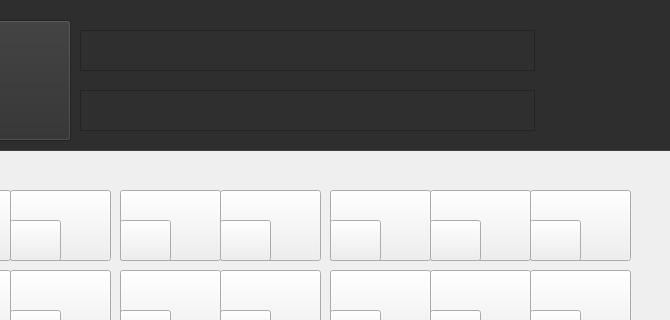
First picture: the form in ZombieVSPlants/zambiesgame.ui, repository parnianghaisari/Plants-vs.-Zombies-Game, before the edit; both pictures show x 770 to 1440 and y 0 to 320 of the 1440 by 742 pixel window.
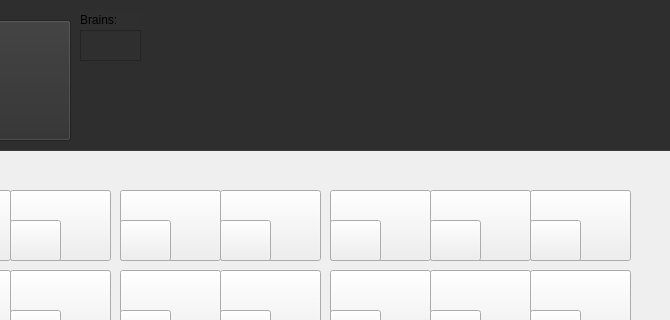
Second picture: the form after the edit.

```diff
--- a/ZombieVSPlants/zambiesgame.ui
+++ b/ZombieVSPlants/zambiesgame.ui
@@ -126,20 +126,31 @@
       <rect>
        <x>850</x>
        <y>50</y>
-       <width>455</width>
-       <height>41</height>
+       <width>61</width>
+       <height>31</height>
       </rect>
      </property>
+     <property name="styleSheet">
+      <string notr="true">font: 700 9pt &quot;Segoe UI&quot;;
+color: rgb(0, 0, 0);</string>
+     </property>
     </widget>
-    <widget class="QTextEdit" name="textEdit_2">
+    <widget class="QLabel" name="label_2">
      <property name="geometry">
       <rect>
        <x>850</x>
-       <y>110</y>
-       <width>455</width>
-       <height>41</height>
+       <y>30</y>
+       <width>63</width>
+       <height>20</height>
       </rect>
      </property>
+     <property name="styleSheet">
+      <string notr="true">color: rgb(0, 0, 0);
+font: 700 9pt &quot;Segoe UI&quot;;</string>
+     </property>
+     <property name="text">
+      <string>Brains:</string>
+     </property>
     </widget>
    </widget>
    <widget class="QPushButton" name="pushButton_1">
```
